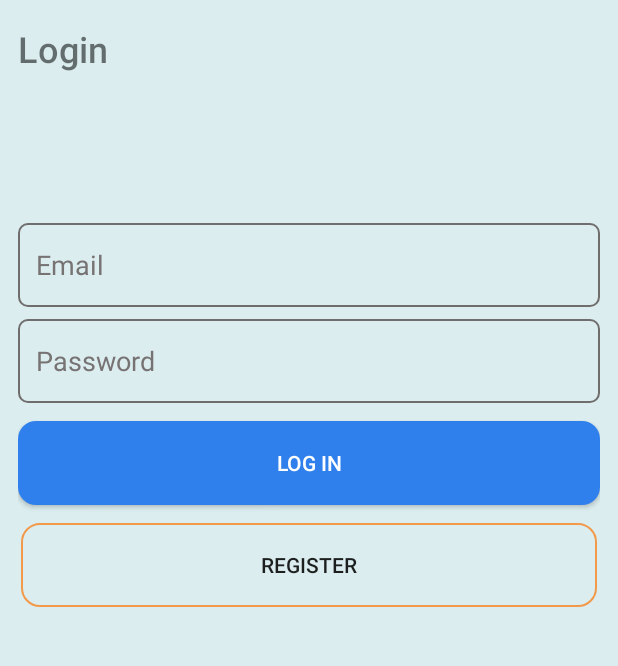
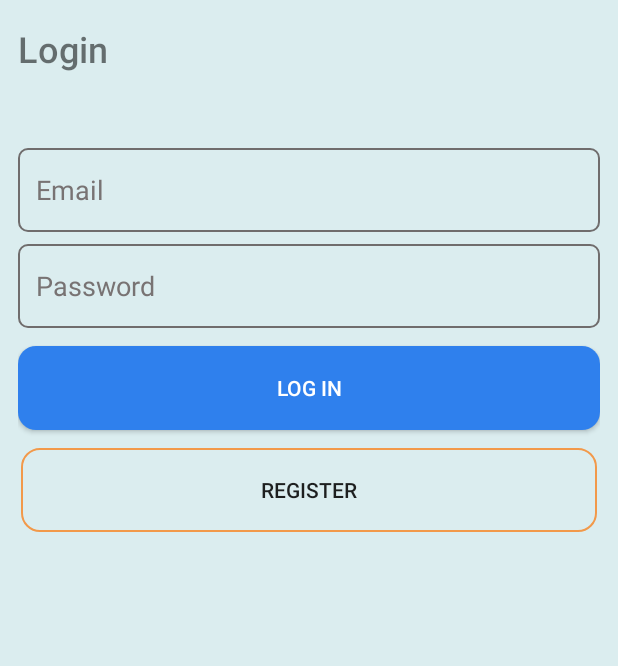
Before and after one commit to 06-SEEK/android-hrm, an Android app: the screen it shows after launch (LoginActivity), on a phone screen of 412 x 824 dp, the part 285-951 px from its top. Run offline under Robolectric (Android 15) with nearby library versions, the light colour scheme and no system bars; our stand-ins replace data binding.

Commit message:
improve ui login/register

```diff
--- a/app/src/main/res/layout/activity_login.xml
+++ b/app/src/main/res/layout/activity_login.xml
@@ -21,17 +21,18 @@
                 android:layout_width="match_parent"
                 android:layout_height="wrap_content"
                 android:layout_marginTop="20dp"
-                app:srcCompat="@drawable/ic_launcher_foreground" />
+                app:srcCompat="@drawable/ic_launcher_foreground"
+                android:contentDescription="@string/todo" />
 
             <TextView
                 android:id="@+id/textView3"
                 android:layout_width="match_parent"
                 android:layout_height="wrap_content"
                 android:layout_marginTop="16dp"
-                android:layout_marginBottom="100dp"
+                android:layout_marginBottom="50dp"
                 android:fontFamily="sans-serif-medium"
                 android:text="@string/login"
-                android:textSize="24dp"
+                android:textSize="24sp"
                 tools:textAlignment="center" />
 
             <EditText
@@ -40,13 +41,15 @@
                 android:layout_height="56dp"
                 android:background="@drawable/rounded_corner_input_background"
                 android:ems="10"
-                android:hint="Email"
+                android:hint="@string/email"
                 android:inputType="textEmailAddress"
                 android:paddingLeft="12dp"
+                android:paddingRight="12dp"
                 android:textColor="@color/colorWhite"
                 android:textColorHighlight="@color/colorRed"
                 android:textColorHint="@color/colorWhiteGray"
-                android:textColorLink="@color/colorRed" />
+                android:textColorLink="@color/colorRed"
+                android:autofillHints="" />
 
             <EditText
                 android:id="@+id/editTextPassword"
@@ -55,12 +58,13 @@
                 android:layout_marginTop="8dp"
                 android:background="@drawable/rounded_corner_input_background"
                 android:ems="10"
-                android:hint="Password"
+                android:hint="@string/password"
                 android:inputType="textPassword"
-                android:paddingLeft="12dp"
+                android:paddingStart="12dp"
                 android:textColor="#FFFFFF"
                 android:textColorHighlight="#4CAF50"
-                android:textColorHint="@color/colorWhiteGray" />
+                android:textColorHint="@color/colorWhiteGray"
+                android:autofillHints="" />
 
             <Button
                 android:id="@+id/buttonLogin"
@@ -69,7 +73,7 @@
                 android:layout_marginTop="12dp"
                 android:background="@drawable/rounded_corner_blue_background"
                 android:backgroundTint="#2F80ED"
-                android:text="Log in"
+                android:text="@string/log_in"
                 android:textColor="#FFFFFF" />
 
             <Button
@@ -79,7 +83,7 @@
 
                 android:layout_marginTop="12dp"
                 android:background="@drawable/register_button_background"
-                android:text="Register"
+                android:text="@string/register"
                 tools:textColor="#F2994A" />
 
         </LinearLayout>
--- a/app/src/main/res/layout/activity_register.xml
+++ b/app/src/main/res/layout/activity_register.xml
@@ -29,7 +29,7 @@
             android:layout_width="match_parent"
             android:layout_height="wrap_content"
             android:layout_marginTop="16dp"
-            android:layout_marginBottom="100dp"
+            android:layout_marginBottom="50dp"
             android:fontFamily="sans-serif-medium"
             android:text="@string/register"
             android:textAlignment="center"
--- a/app/src/main/res/values/strings.xml
+++ b/app/src/main/res/values/strings.xml
@@ -31,6 +31,11 @@
     <string name="confirm_password">Confirm password</string>
     <string name="register">Register</string>
     <string name="login">Login</string>
+    <string name="email">Email</string>
+    <string name="password">Password</string>
+    <string name="log_in">Log in</string>
+    <string name="register">Register</string>
+    <string name="todo">TODO</string>
     <plurals name="measurement_output_template">
         <item quantity="zero">%2.0f</item>
         <item quantity="one">%2.0f</item>
```
Also changed, not shown: app/src/main/res/layout/fragment_history_measurement.xml (+13 -15 lines), app/src/main/res/layout/list_item_layout.xml (+16 -15 lines).
